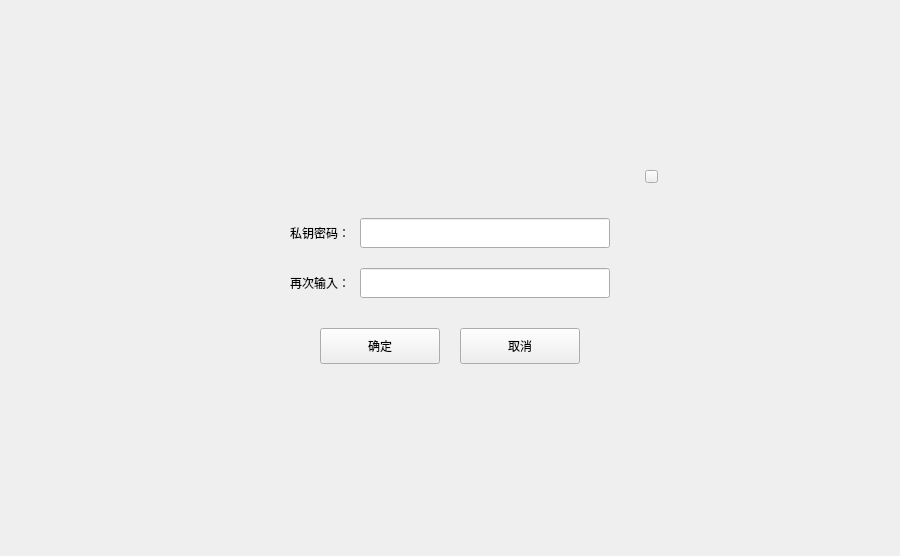
Qt form dialog/exportsetpwddialog.ui (HcashOrg/hx-indicator) before a commit.
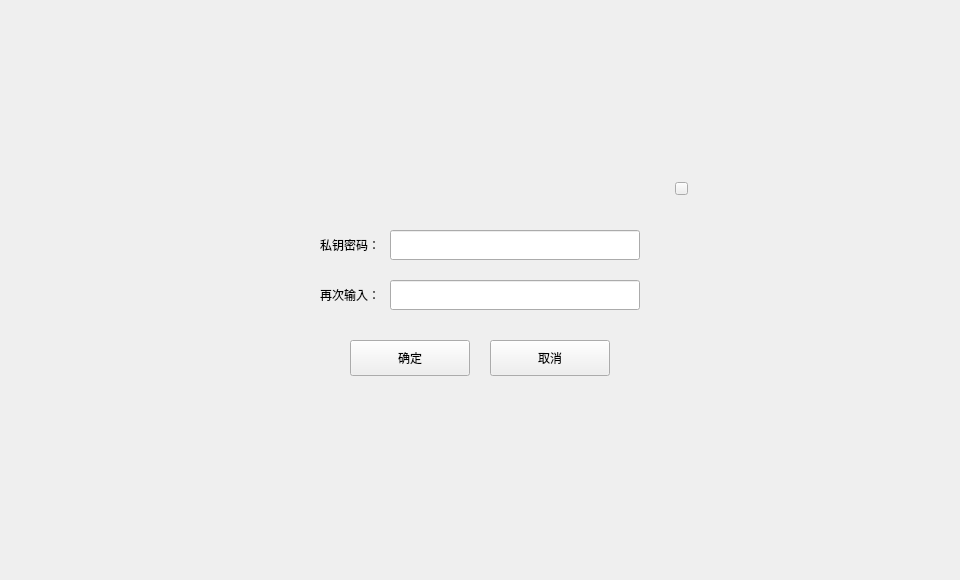
The same form after that commit.

The edit to the form file:
```diff
--- a/dialog/exportsetpwddialog.ui
+++ b/dialog/exportsetpwddialog.ui
@@ -6,8 +6,8 @@
    <rect>
     <x>0</x>
     <y>0</y>
-    <width>900</width>
-    <height>556</height>
+    <width>960</width>
+    <height>580</height>
    </rect>
   </property>
   <property name="windowTitle">
@@ -18,15 +18,15 @@
     <rect>
      <x>0</x>
      <y>0</y>
-     <width>900</width>
-     <height>556</height>
+     <width>960</width>
+     <height>580</height>
     </rect>
    </property>
    <widget class="QWidget" name="containerWidget" native="true">
     <property name="geometry">
      <rect>
-      <x>230</x>
-      <y>158</y>
+      <x>260</x>
+      <y>170</y>
       <width>440</width>
       <height>240</height>
      </rect>
```
